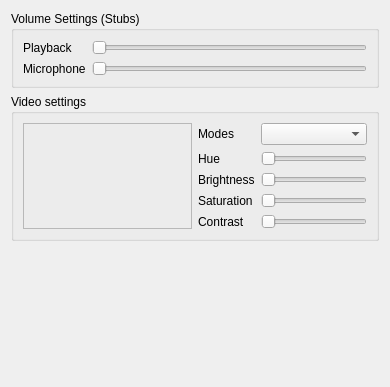
This is src/widget/form/settings/avsettings.ui in qTox/qTox as Qt 5 draws it before an edit. The edited form follows.
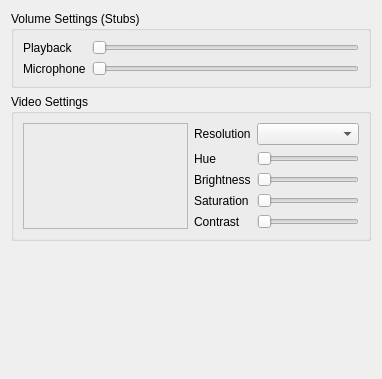
This is the edited form. Custom widgets are drawn as their Qt base class.

Commit message: simplified VideoSource, interface, BRG->YUV conversion changes + more

```diff
--- a/src/widget/form/settings/avsettings.ui
+++ b/src/widget/form/settings/avsettings.ui
@@ -6,8 +6,8 @@
    <rect>
     <x>0</x>
     <y>0</y>
-    <width>390</width>
-    <height>387</height>
+    <width>382</width>
+    <height>379</height>
    </rect>
   </property>
   <property name="windowTitle">
@@ -54,7 +54,7 @@
    <item>
     <widget class="QGroupBox" name="videoGroup">
      <property name="title">
-      <string>Video settings</string>
+      <string>Video Settings</string>
      </property>
      <layout class="QHBoxLayout" name="horizontalLayout">
       <item>
@@ -90,7 +90,7 @@
         <item row="0" column="0">
          <widget class="QLabel" name="label">
           <property name="text">
-           <string>Modes</string>
+           <string>Resolution</string>
           </property>
          </widget>
         </item>
```
The commit also changes 7 other files.
